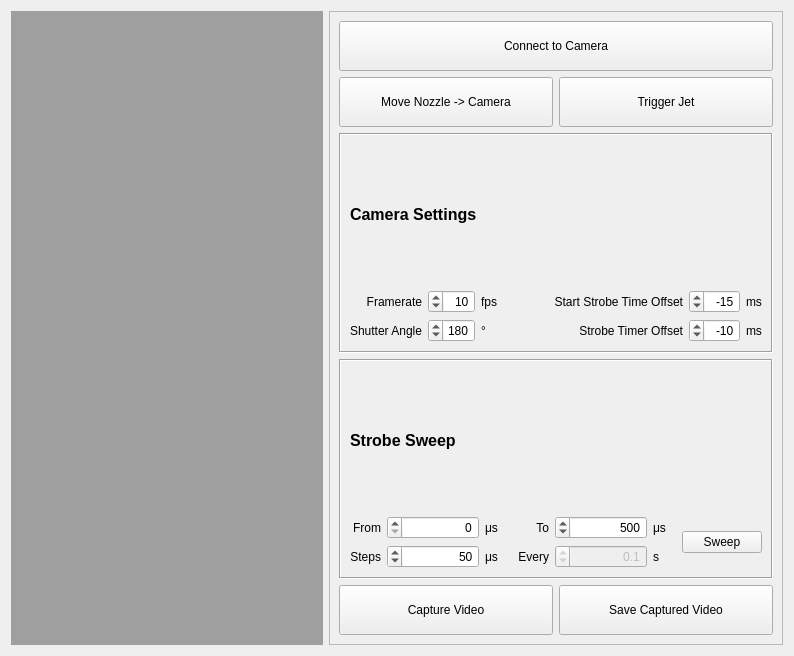
Qt form src/ui/dropletobservationwidget.ui (BYUCreateResearchLab/CREATE_LAB_Binder_Jet_Printer) before a commit.
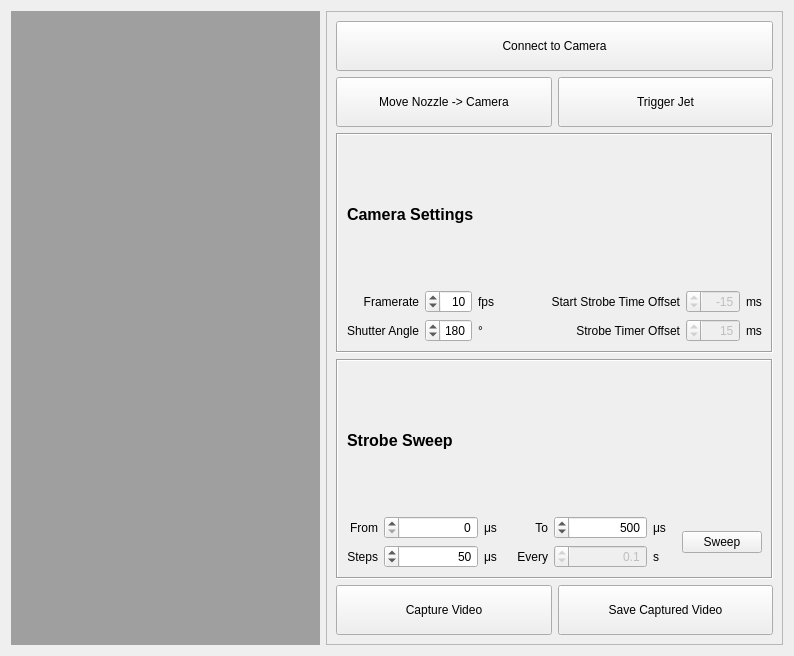
The same form after that commit.

Commit message: back to no timer is better

Patch:
```diff
--- a/src/ui/dropletobservationwidget.ui
+++ b/src/ui/dropletobservationwidget.ui
@@ -69,6 +69,9 @@
          </item>
          <item row="1" column="5">
           <widget class="QSpinBox" name="initialTimerOffsetSpinBox">
+           <property name="enabled">
+            <bool>false</bool>
+           </property>
            <property name="sizePolicy">
             <sizepolicy hsizetype="Expanding" vsizetype="Fixed">
              <horstretch>0</horstretch>
@@ -155,6 +158,7 @@
            <property name="font">
             <font>
              <pointsize>12</pointsize>
+             <weight>75</weight>
              <bold>true</bold>
             </font>
            </property>
@@ -210,6 +214,9 @@
          </item>
          <item row="2" column="5">
           <widget class="QSpinBox" name="timerTimeSpinBox">
+           <property name="enabled">
+            <bool>false</bool>
+           </property>
            <property name="sizePolicy">
             <sizepolicy hsizetype="Expanding" vsizetype="Fixed">
              <horstretch>0</horstretch>
@@ -223,13 +230,13 @@
             <set>Qt::AlignRight|Qt::AlignTrailing|Qt::AlignVCenter</set>
            </property>
            <property name="minimum">
-            <number>-100</number>
-           </property>
-           <property name="maximum">
             <number>0</number>
            </property>
+           <property name="maximum">
+            <number>1000</number>
+           </property>
            <property name="value">
-            <number>-10</number>
+            <number>15</number>
            </property>
           </widget>
          </item>
@@ -266,6 +273,7 @@
        <widget class="QPushButton" name="connectButton">
         <property name="font">
          <font>
+          <weight>50</weight>
           <bold>false</bold>
           <underline>false</underline>
          </font>
@@ -448,6 +456,7 @@
            <property name="font">
             <font>
              <pointsize>12</pointsize>
+             <weight>75</weight>
              <bold>true</bold>
             </font>
            </property>
@@ -463,6 +472,7 @@
        <widget class="QPushButton" name="moveToCameraButton">
         <property name="font">
          <font>
+          <weight>50</weight>
           <bold>false</bold>
           <underline>false</underline>
          </font>
@@ -481,6 +491,7 @@
        <widget class="QPushButton" name="TriggerJetButton">
         <property name="font">
          <font>
+          <weight>50</weight>
           <bold>false</bold>
           <underline>false</underline>
          </font>
@@ -499,6 +510,7 @@
        <widget class="QPushButton" name="takeVideoButton">
         <property name="font">
          <font>
+          <weight>50</weight>
           <bold>false</bold>
           <underline>false</underline>
          </font>
@@ -517,6 +529,7 @@
        <widget class="QPushButton" name="SaveVideoButton">
         <property name="font">
          <font>
+          <weight>50</weight>
           <bold>false</bold>
           <underline>false</underline>
          </font>
```
The commit also changes 1 other file.
